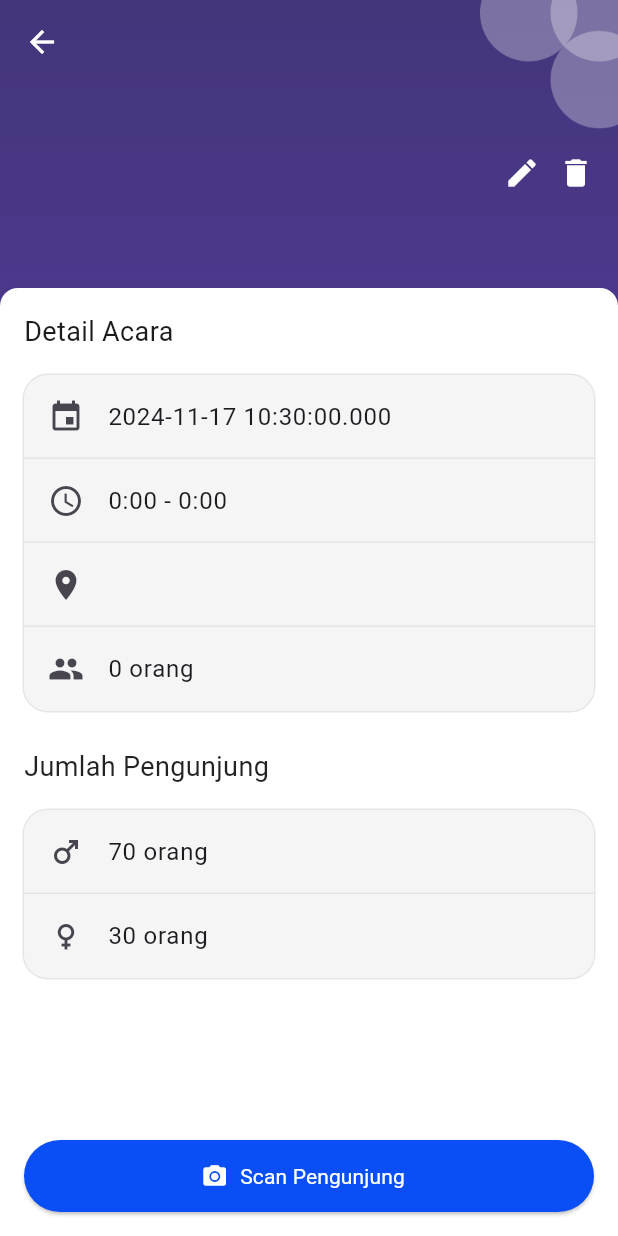
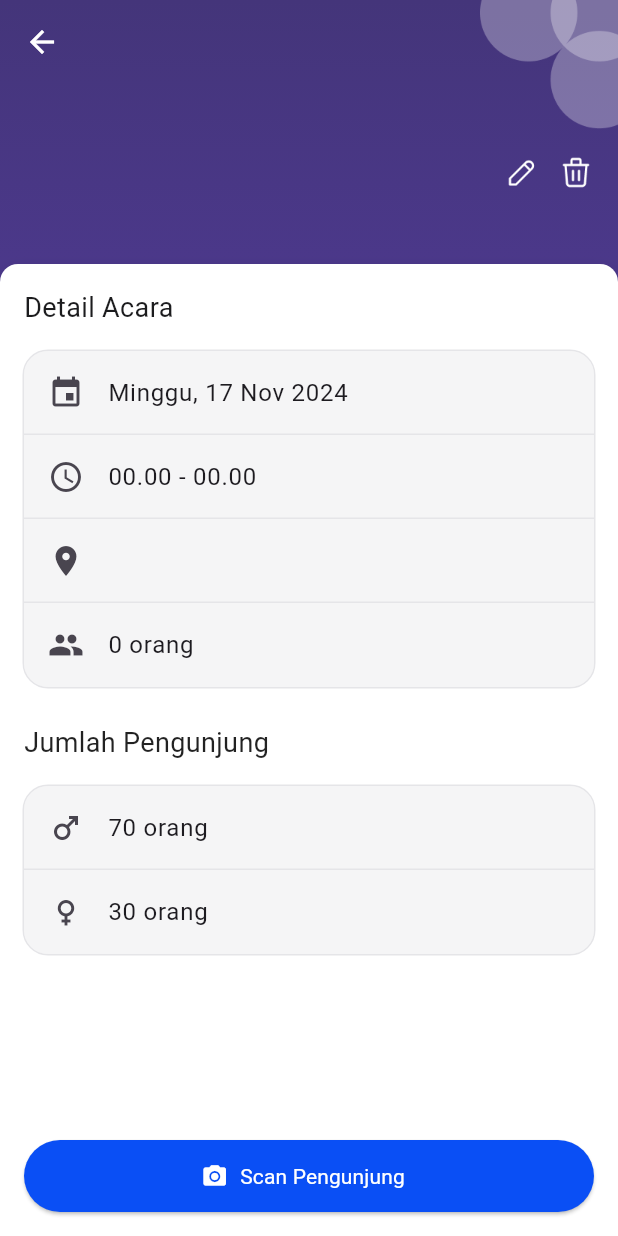
Before and after one commit to ChamillatulLuqianaAgustin/face_count, a Flutter app: the DetailAcara screen opened directly with empty values, on a phone screen of 412 x 824 dp. Run offline on Flutter 3.47's test engine with Material 3 defaults, Android fonts, the phone set to English and light mode, and no system bars; our stand-ins replace cloud_firestore, equatable, firebase_auth, firebase_core, flutter_bloc, image_picker; accounts and stored records are empty; Roboto replaces fonts that are missing (SFProDisplay).

Commit message:
feat: add edit acara

```diff
--- a/lib/features/acara/detail_acara.dart
+++ b/lib/features/acara/detail_acara.dart
@@ -1,3 +1,4 @@
+import 'package:face_count/features/acara/tambah_acara.dart';
 import 'package:face_count/features/auth/cubit/acara_cubit.dart';
 import 'package:face_count/features/auth/cubit/acara_state.dart';
 import 'package:face_count/models/acara_model.dart';
@@ -19,6 +20,30 @@ class DetailAcara extends StatefulWidget {
 }
 
 class _DetailAcaraState extends State<DetailAcara> {
+  final List<String> month = [
+    'Jan',
+    'Feb',
+    'Mar',
+    'Apr',
+    'Mei',
+    'Jun',
+    'Jul',
+    'Agt',
+    'Sep',
+    'Okt',
+    'Nov',
+    'Des'
+  ];
+
+  final List<String> day = [
+    'Minggu',
+    'Senin',
+    'Selasa',
+    'Rabu',
+    'Kamis',
+    'Jumat',
+    'Sabtu'
+  ];
   @override
   Widget build(BuildContext context) {
     return Scaffold(
@@ -89,14 +114,43 @@ class _DetailAcaraState extends State<DetailAcara> {
                             ),
                           ),
                           const SizedBox(width: 16),
-                          const Icon(Icons.edit, color: neutral0),
+                          InkWell(
+                            onTap: () {
+                              Navigator.of(context).push(MaterialPageRoute(
+                                builder: (context) => TambahAcara(
+                                  isEditMode: true,
+                                  acara: widget.acara,
+                                ),
+                              ));
+                            },
+                            child: Ink(
+                              child: Row(
+                                children: [
+                                  ImageIcon(
+                                    AssetImage(
+                                      'assets/icons/edit.png',
+                                    ),
+                                    color: neutral0,
+                                  )
+                                ],
+                              ),
+                            ),
+                          ),
                           const SizedBox(width: 12),
-                          const Icon(Icons.delete, color: neutral0),
+                          InkWell(
+                            onTap: () {},
+                            child: ImageIcon(
+                              AssetImage('assets/icons/delete.png'),
+                              color: neutral0,
+                            ),
+                          ),
                         ],
                       ),
                     ),
 
-                    const SizedBox(height: 32),
+                    const SizedBox(
+                      height: 16,
+                    ),
 
                     // Event Details
                     Expanded(
@@ -143,13 +197,15 @@ class _DetailAcaraState extends State<DetailAcara> {
                                     tiles: [
                                       ListTile(
                                         leading: const Icon(Icons.event),
-                                        title: Text(widget.acara.tanggal_acara
-                                            .toString()),
+                                        title: Text(
+                                            '${day[widget.acara.tanggal_acara!.weekday % 7]}, ${widget.acara.tanggal_acara!.day} ${month[widget.acara.tanggal_acara!.month - 1]} ${widget.acara.tanggal_acara!.year}'),
                                       ),
                                       ListTile(
                                         leading: const Icon(Icons.access_time),
                                         title: Text(
-                                            '${widget.acara.waktu_mulai}:00 - ${widget.acara.waktu_selesai}:00'),
+                                          '${widget.acara.waktu_mulai! < 10 ? '0' : ''}${widget.acara.waktu_mulai}.00 - '
+                                          '${widget.acara.waktu_selesai! < 10 ? '0' : ''}${widget.acara.waktu_selesai}.00',
+                                        ),
                                       ),
                                       ListTile(
                                         leading: const Icon(Icons.place),
--- a/lib/features/beranda/beranda_page.dart
+++ b/lib/features/beranda/beranda_page.dart
@@ -112,10 +112,16 @@ class _BerandaPageState extends State<BerandaPage> {
                   style: regularTS.copyWith(fontSize: 18),
                 ),
                 const SizedBox(height: 8),
-                ...state.acaraList
-                    .where((acara) => (acara.tanggal_acara ?? DateTime.now())
-                        .isAfter(DateTime.now()))
-                    .map(
+                ...state.acaraList.where((acara) {
+                  final acaraDateTime = DateTime(
+                    acara.tanggal_acara?.year ?? DateTime.now().year,
+                    acara.tanggal_acara?.month ?? DateTime.now().month,
+                    acara.tanggal_acara?.day ?? DateTime.now().day,
+                    // acara.waktu_mulai ?? DateTime.now().hour,
+                    // acara.waktu_selesai ?? DateTime.now().hour,
+                  );
+                  return acaraDateTime.isAfter(DateTime.now());
+                }).map(
                   (acara) {
                     return AcaraBerandaCard(
                       acaraModel: acara,
```
